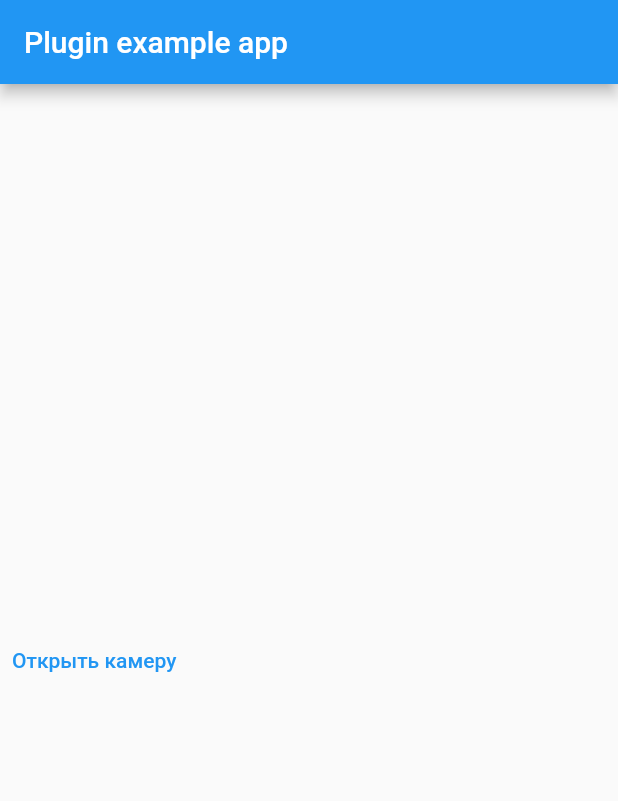
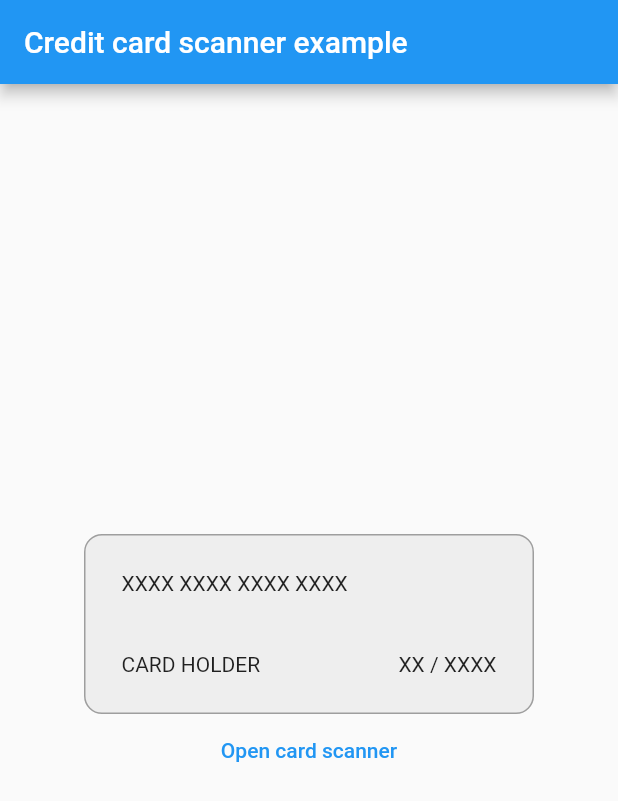
Before and after one commit to yauheniprakapenka/card_scanner_v1, a Flutter app: the screen it shows after launch, on a phone screen of 412 x 824 dp. Shown: the top 801 px of the screen. Run offline on Flutter 3.47's test engine with Material 2 defaults, Android fonts, the light colour scheme and no system bars.

Commit message:
chore: improve ui

```diff
--- a/example/lib/domain/models/credit_card_model.dart
+++ b/example/lib/domain/models/credit_card_model.dart
@@ -10,4 +10,9 @@ class CreditCardModel {
     this.expiryMonth,
     this.expiryYear,
   });
+
+  @override
+  String toString() {
+    return 'CreditCardModel(number: $number, cardHolder: $cardHolder, expiryMonth: $expiryMonth, expiryYear: $expiryYear)';
+  }
 }
--- a/example/lib/ui/pages/card_scanner_page.dart
+++ b/example/lib/ui/pages/card_scanner_page.dart
@@ -11,14 +11,14 @@ class CardScannerPage extends StatefulWidget {
 }
 
 class _CardScannerPageState extends State<CardScannerPage> {
-  final viewModel = CardScannerViewModel();
-  final cardScannerPlugin = CardScannerPlugin();
-
   @override
   void initState() {
     super.initState();
     cardScannerPlugin.setMethodCallHandler();
   }
+
+  final cardScannerPlugin = CardScannerPlugin();
+  final viewModel = CardScannerViewModel();
 
   @override
   void dispose() {
@@ -29,7 +29,7 @@ class _CardScannerPageState extends State<CardScannerPage> {
   @override
   Widget build(BuildContext context) {
     return Scaffold(
-      appBar: AppBar(title: const Text('Plugin example app')),
+      appBar: AppBar(title: const Text('Credit card scanner example')),
       body: Column(
         mainAxisAlignment: MainAxisAlignment.center,
         children: [
@@ -37,12 +37,11 @@ class _CardScannerPageState extends State<CardScannerPage> {
               valueListenable: cardScannerPlugin.card,
               builder: (_, json, ___) {
                 final creditCard = viewModel.getCreditCard(json);
-                if (creditCard == null) return const SizedBox();
                 return Center(child: CreditCard(creditCard: creditCard));
               }),
           TextButton(
             onPressed: () => cardScannerPlugin.openScanCamera(),
-            child: const Text('Открыть камеру'),
+            child: const Text('Open card scanner'),
           )
         ],
       ),
--- a/example/lib/ui/view_models/card_scanner_view_model.dart
+++ b/example/lib/ui/view_models/card_scanner_view_model.dart
@@ -18,22 +18,28 @@ class _CreditCardMapper {
 
     if (Platform.isIOS) {
       final creditCardIos = CreditCardIosModel.fromJson(decodedJson);
-      return CreditCardModel(
+      debugPrint(creditCardIos.toString());
+      final creditCardModel = CreditCardModel(
         number: creditCardIos.number,
         cardHolder: creditCardIos.name,
         expiryMonth: creditCardIos.expireDate?.month,
         expiryYear: creditCardIos.expireDate?.year,
       );
+      debugPrint(creditCardModel.toString());
+      return creditCardModel;
     }
 
     if (Platform.isAndroid) {
       final creditCardAndroid = CreditCardAndroidModel.fromJson(decodedJson);
-      return CreditCardModel(
+      debugPrint(creditCardAndroid.toString());
+      final creditCardModel = CreditCardModel(
         number: creditCardAndroid.cardNumber,
         cardHolder: creditCardAndroid.cardholderName,
         expiryMonth: creditCardAndroid.expiryMonth,
         expiryYear: creditCardAndroid.expiryYear,
       );
+      debugPrint(creditCardModel.toString());
+      return creditCardModel;
     }
 
     debugPrint('Unsupported platform: ${Platform.operatingSystem}');
--- a/example/lib/ui/widgets/credit_card.dart
+++ b/example/lib/ui/widgets/credit_card.dart
@@ -1,13 +1,16 @@
 import 'package:credit_card_scanner_example/domain/models/credit_card_model.dart';
+import 'package:credit_card_scanner_example/ui/widgets/credit_card_view_model.dart';
 import 'package:flutter/material.dart';
 
 class CreditCard extends StatelessWidget {
-  final CreditCardModel creditCard;
+  final CreditCardModel? creditCard;
 
-  const CreditCard({
+  CreditCard({
     Key? key,
     required this.creditCard,
   }) : super(key: key);
+
+  final viewModel = CreditCardViewModel();
 
   @override
   Widget build(context) {
@@ -24,14 +27,14 @@ class CreditCard extends StatelessWidget {
         crossAxisAlignment: CrossAxisAlignment.start,
         mainAxisAlignment: MainAxisAlignment.spaceBetween,
         children: [
-          Text(creditCard.number ?? ''),
+          Text(viewModel.getNumber(creditCard?.number)),
           Row(
             children: [
-              Text(creditCard.cardHolder ?? ''),
+              Text(viewModel.getCardHolder(creditCard?.cardHolder)),
               const Spacer(),
-              Text('${creditCard.expiryMonth ?? ''}'.padLeft(2, '0')),
+              Text(viewModel.getExpiryMonth(creditCard?.expiryMonth)),
               const Text(' / '),
-              Text('${creditCard.expiryYear ?? ''}'),
+              Text(viewModel.getExpiryYear(creditCard?.expiryYear)),
             ],
           )
         ],
--- /dev/null
+++ b/example/lib/ui/widgets/credit_card_view_model.dart
@@ -0,0 +1,31 @@
+class CreditCardViewModel {
+  String getNumber(String? number) {
+    return number ?? 'xxxx xxxx xxxx xxxx'.toUpperCase();
+  }
+
+  String getCardHolder(String? cardHolder) {
+    return cardHolder ?? 'card holder'.toUpperCase();
+  }
+
+  String getExpiryMonth(int? expiryMonth) {
+    final month = '${_handleDate(expiryMonth) ?? 'xx'}';
+    final formattedMonth = month.padLeft(2, '0').toUpperCase();
+    return formattedMonth;
+  }
+
+  String getExpiryYear(int? expiryYear) {
+    final year = '${_handleDate(expiryYear) ?? 'xxxx'}';
+    final formattedYear = year.toUpperCase();
+    return formattedYear;
+  }
+
+  int? _handleDate(int? date) {
+    // Card.io для Android может вернуть `0` для года и месяца, если не смог распознать.
+    // Пример
+    // CreditCardAndroidDTO(expiryMonth: 0, expiryYear: 0)
+    // CreditCardModel(expiryMonth: 0, expiryYear: 0)
+    // Чтобы не показывать `0`, заменяем на null
+    if (date == 0) return null;
+    return date;
+  }
+}
```
